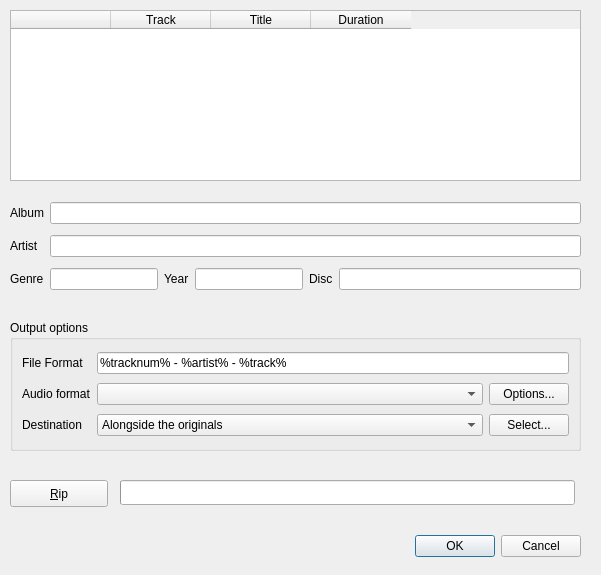
Old version of the form src/ui/ripcd.ui in the repository clementine-player/Clementine.
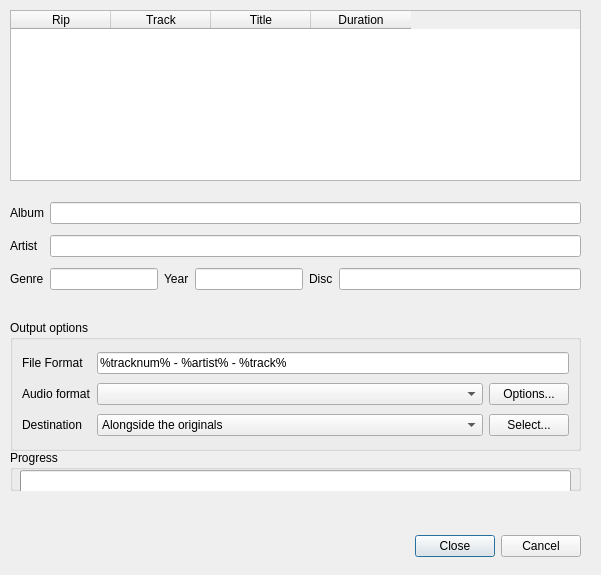
New version of the form. Icons and pictures are not drawn.

Commit message:
Style the Rip cd dialog
Set a specific tab order in the dialog.
Add a Clementine window icon.
Add a header for the first column in the table widget.
Change the button box to a cancel and a close button and make these behave as in the transcoder dialog.
Move the rip button to the button box.
Hide the progress bar if no cd has been ripped.

```diff
--- a/src/ui/ripcd.ui
+++ b/src/ui/ripcd.ui
@@ -29,7 +29,7 @@
     <enum>Qt::Horizontal</enum>
    </property>
    <property name="standardButtons">
-    <set>QDialogButtonBox::Cancel|QDialogButtonBox::Ok</set>
+    <set>QDialogButtonBox::Cancel|QDialogButtonBox::Close</set>
    </property>
   </widget>
   <widget class="QWidget" name="gridLayoutWidget">
@@ -133,7 +133,7 @@
       </attribute>
       <column>
        <property name="text">
-        <string/>
+        <string>Rip</string>
        </property>
       </column>
       <column>
@@ -155,29 +155,6 @@
     </item>
    </layout>
   </widget>
-  <widget class="QPushButton" name="ripButton">
-   <property name="geometry">
-    <rect>
-     <x>10</x>
-     <y>480</y>
-     <width>98</width>
-     <height>27</height>
-    </rect>
-   </property>
-   <property name="text">
-    <string>&amp;Rip</string>
-   </property>
-  </widget>
-  <widget class="QProgressBar" name="progress_bar">
-   <property name="geometry">
-    <rect>
-     <x>120</x>
-     <y>480</y>
-     <width>455</width>
-     <height>25</height>
-    </rect>
-   </property>
-  </widget>
   <widget class="QGroupBox" name="output_group">
    <property name="geometry">
     <rect>
@@ -263,6 +240,29 @@
     </item>
    </layout>
   </widget>
+  <widget class="QGroupBox" name="progress_group">
+   <property name="geometry">
+    <rect>
+     <x>10</x>
+     <y>450</y>
+     <width>571</width>
+     <height>41</height>
+    </rect>
+   </property>
+   <property name="title">
+    <string>Progress</string>
+   </property>
+   <widget class="QProgressBar" name="progress_bar">
+    <property name="geometry">
+     <rect>
+      <x>10</x>
+      <y>20</y>
+      <width>551</width>
+      <height>23</height>
+     </rect>
+    </property>
+   </widget>
+  </widget>
  </widget>
  <resources/>
  <connections>
```
Left out of the diff: 105 changed lines with no effect on the pictures. The commit also changes 2 other files.
